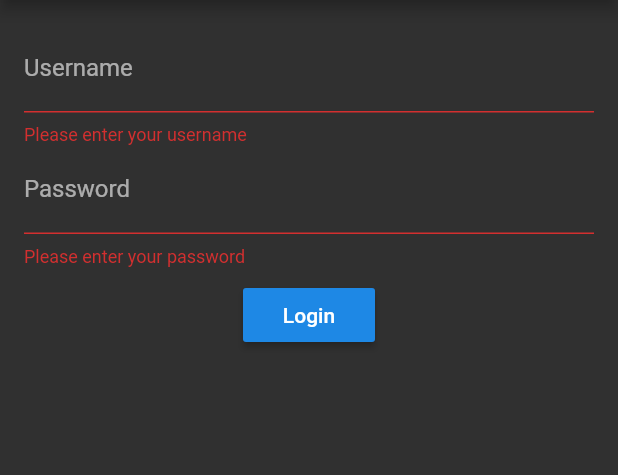
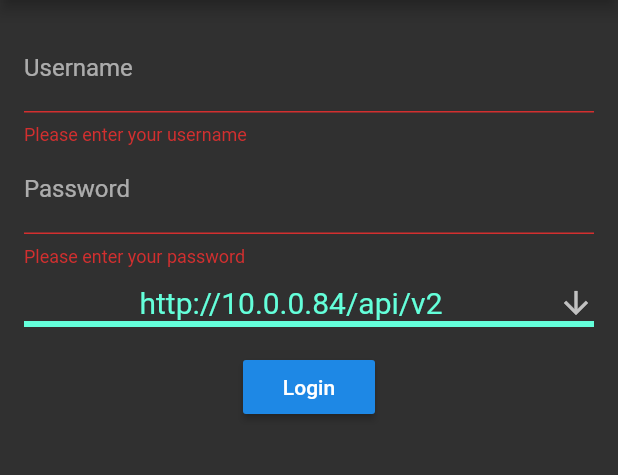
Before and after one commit to fargusplumdoodle/sekhnet-budget-client, a Flutter app: the screen it shows after launch, after a tap on "Login", on a phone screen of 412 x 824 dp, the part 84-559 px from its top. Run offline on Flutter 3.47's test engine with Material 2 defaults, Android fonts, the phone set to English and light mode, and no system bars; our stand-ins replace bloc, charts_flutter, equatable, flutter_bloc, flutter_secure_storage; network calls fail.

Commit message:
added ability to switch APIs in login screen

```diff
--- a/lib/globals.dart
+++ b/lib/globals.dart
@@ -1,7 +1,14 @@
 import 'model/budget.dart';
 
-const API_HOST = "http://10.0.0.84/api/v2";
+String API_HOST = "http://10.0.0.84/api/v2";
 const STAGING_API_HOST = "http://10.0.0.85/api/v2";
+
+const API_HOSTS = [
+  "http://10.0.0.84/api/v2",
+  "http://10.0.1.84/api/v2",
+  "http://10.0.0.85/api/v2",
+  "http://10.0.1.85/api/v2"
+];
 
 class Style {
   static const double h1 = 55;
--- a/lib/ui/widgets/login_form.dart
+++ b/lib/ui/forms/login.dart
@@ -1,5 +1,8 @@
 import 'package:flutter/material.dart';
 import 'package:flutter/rendering.dart';
+import 'package:flutter_secure_storage/flutter_secure_storage.dart';
+
+import '../../globals.dart';
 
 class LoginFormData {
   String username;
@@ -58,6 +61,7 @@ class _LoginFormState extends State<LoginForm> {
               this._data.password = value;
             },
           ),
+          APISwitchDropdown(),
           Padding(
             padding: const EdgeInsets.all(8.0),
             child: RaisedButton(
@@ -72,3 +76,50 @@ class _LoginFormState extends State<LoginForm> {
         ]));
   }
 }
+
+class APISwitchDropdown extends StatefulWidget {
+  APISwitchDropdown();
+  @override
+  _APISwitchDropdownState createState() => _APISwitchDropdownState();
+}
+
+class _APISwitchDropdownState extends State<APISwitchDropdown> {
+  final storage = new FlutterSecureStorage();
+  String dropDownValue = API_HOSTS[0];
+
+  _APISwitchDropdownState();
+
+  @override
+  Widget build(BuildContext context) {
+    return DropdownButton(
+        value: dropDownValue,
+        hint: Text("API Host"),
+        icon: Icon(Icons.arrow_downward),
+        iconSize: 24,
+        elevation: 16,
+        style: TextStyle(color: Colors.tealAccent),
+        underline: Container(
+          height: 4,
+          color: Colors.tealAccent,
+        ),
+        isExpanded: true,
+        onChanged: onChanged,
+        items: API_HOSTS.map<DropdownMenuItem<String>>((String host) {
+          return DropdownMenuItem(
+              value: host,
+              child: Center(
+                child: Text(
+                  host,
+                  style: TextStyle(fontSize: 20),
+                ),
+              ));
+        }).toList());
+  }
+
+  void onChanged(String newValue) async {
+    setState(() {
+      dropDownValue = newValue;
+    });
+    await this.storage.write(key: Constants.API_HOST, value: newValue);
+  }
+}
--- a/lib/ui/screens/login.dart
+++ b/lib/ui/screens/login.dart
@@ -1,6 +1,6 @@
 import 'package:budget/blocs/login.dart';
 import 'package:budget/repositories/login.dart';
-import 'package:budget/ui/widgets/login_form.dart';
+import 'package:budget/ui/forms/login.dart';
 import 'package:flutter/material.dart';
 import 'package:flutter/scheduler.dart';
 import 'package:flutter_bloc/flutter_bloc.dart';
```
Also changed, not shown: lib/repositories/login.dart (+17 -8 lines).
